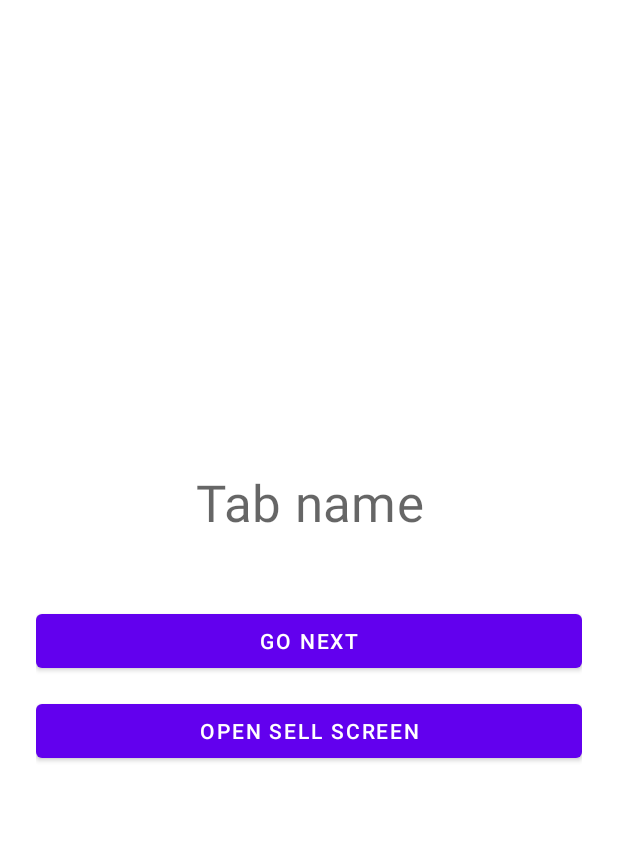
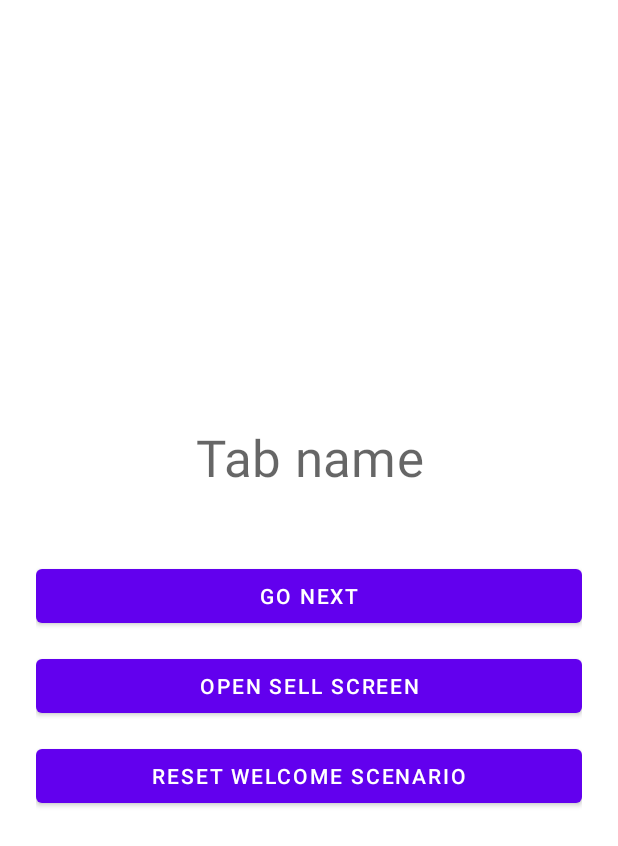
Before and after one commit to ReCursia/NavigationCiceroneExample, an Android app: the layout fragment_tab.xml on its own in the app's theme, with its tools: preview values and no code run, on a phone screen of 412 x 824 dp. Shown: the top 846 px of the screen. Run offline under Robolectric (Android 15) with nearby library versions, the phone set to English and light mode, and no system bars.

Commit message:
implementation progress (save frw step and add reset button)

```diff
--- a/app/src/main/java/com/recursia/navigationciceroneexample/activities/HolderActivity.kt
+++ b/app/src/main/java/com/recursia/navigationciceroneexample/activities/HolderActivity.kt
@@ -42,7 +42,7 @@ class HolderActivity : AppCompatActivity() {
             val screen = if (welcomeRepository.isScenarioFinished) {
                 Screens.MainScreen()
             } else {
-                Screens.WelcomeScreen()
+                Screens.WelcomeScreen(chainCount = welcomeRepository.savedStepIndex)
             }
             navigator.applyCommands(arrayOf(Replace(screen)))
         }
--- a/app/src/main/java/com/recursia/navigationciceroneexample/domain/WelcomeRepository.kt
+++ b/app/src/main/java/com/recursia/navigationciceroneexample/domain/WelcomeRepository.kt
@@ -2,4 +2,6 @@ package com.recursia.navigationciceroneexample.domain
 
 interface WelcomeRepository {
     var isScenarioFinished: Boolean
+
+    var savedStepIndex: Int
 }
--- a/app/src/main/java/com/recursia/navigationciceroneexample/fragments/WelcomeFragment.kt
+++ b/app/src/main/java/com/recursia/navigationciceroneexample/fragments/WelcomeFragment.kt
@@ -37,6 +37,8 @@ class WelcomeFragment : Fragment(R.layout.fragment_welcome), BackButtonListener
 
     override fun onViewCreated(view: View, savedInstanceState: Bundle?) {
         super.onViewCreated(view, savedInstanceState)
+        welcomeRepository.savedStepIndex = chainCounter
+
         with(view) {
             openNext = findViewById(R.id.go_next_button)
             chainTextView = findViewById(R.id.screen_chain)
--- a/app/src/main/res/layout/fragment_tab.xml
+++ b/app/src/main/res/layout/fragment_tab.xml
@@ -38,4 +38,13 @@
         android:layout_marginTop="12dp"
         android:text="@string/open_sell_screen_button" />
 
+    <com.google.android.material.button.MaterialButton
+        android:id="@+id/reset_welcome_scenario"
+        android:layout_width="match_parent"
+        android:layout_height="wrap_content"
+        android:layout_marginTop="12dp"
+        android:visibility="gone"
+        tools:visibility="visible"
+        android:text="@string/reset_welcome_scenario_button" />
+
 </LinearLayout>
--- a/app/src/main/res/values/strings.xml
+++ b/app/src/main/res/values/strings.xml
@@ -12,4 +12,5 @@
     <string name="go_next_button">Go next</string>
     <string name="open_sell_screen_button">Open sell screen</string>
     <string name="sell_screen_title">This is sell screen!</string>
+    <string name="reset_welcome_scenario_button">Reset welcome scenario</string>
 </resources>
```
Also changed, not shown: app/src/main/java/com/recursia/navigationciceroneexample/data/WelcomeRepositoryImpl.kt (+7 -0 lines), app/src/main/java/com/recursia/navigationciceroneexample/fragments/TabContainerFragment.kt (+5 -3 lines), app/src/main/java/com/recursia/navigationciceroneexample/fragments/TabContentFragment.kt (+22 -2 lines).
